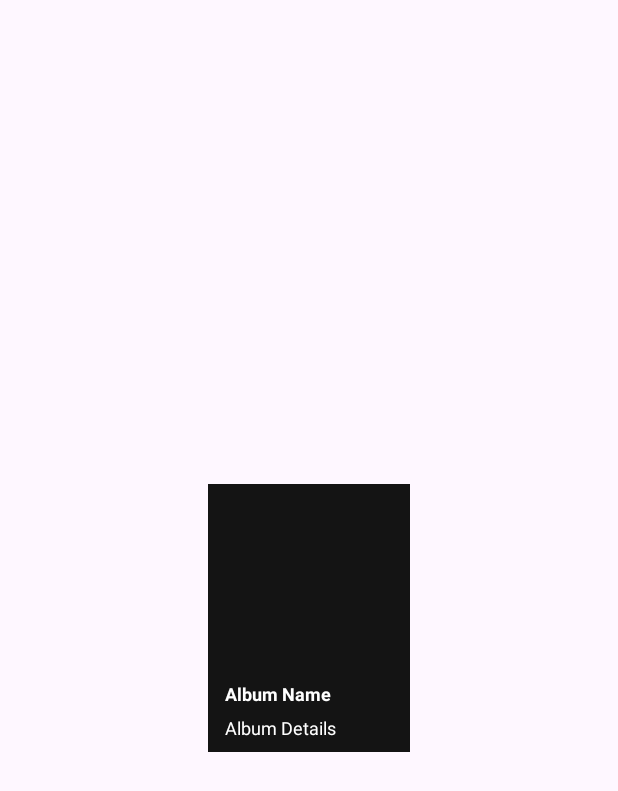
After one commit to qthang02/spotify-clone, an Android app: the layout album_rv_item.xml on its own in the app's theme, with its tools: preview values and no code run, on a phone screen of 412 x 824 dp. The commit adds this screen. Shown: the top 791 px of the screen. Run offline under Robolectric (Android 15) with nearby library versions, the phone set to English and light mode, and no system bars; network calls fail.

Commit message:
add album_rv_item layout

```diff
--- /dev/null
+++ b/app/src/main/res/layout/album_rv_item.xml
@@ -0,0 +1,49 @@
+<?xml version="1.0" encoding="utf-8"?>
+<RelativeLayout
+    xmlns:android="http://schemas.android.com/apk/res/android"
+    android:layout_width="wrap_content"
+    android:layout_height="wrap_content"
+    android:layout_centerInParent="true"
+    android:layout_gravity="center"
+    android:layout_margin="4dp"
+    android:background="@color/back_color"
+    android:padding="4dp">
+
+    <!--image view for displaying album image-->
+    <ImageView
+        android:id="@+id/idIVAlbum"
+        android:layout_width="120dp"
+        android:layout_height="120dp" />
+
+    <!-- text view for displaying album name -->
+    <TextView
+        android:id="@+id/idTVAlbumName"
+        android:layout_width="120dp"
+        android:layout_height="wrap_content"
+        android:layout_below="@id/idIVAlbum"
+        android:layout_margin="3dp"
+        android:lines="1"
+        android:maxLines="1"
+        android:padding="4dp"
+        android:text="Album Name"
+        android:textColor="@color/white"
+        android:textSize="12sp"
+        android:textStyle="bold" />
+
+    <!-- text view for displaying album artist-->
+    <TextView
+        android:id="@+id/idTVALbumDetails"
+        android:layout_width="120dp"
+        android:layout_height="wrap_content"
+        android:layout_below="@id/idTVAlbumName"
+        android:layout_marginStart="3dp"
+        android:layout_marginTop="-5dp"
+        android:layout_marginEnd="3dp"
+        android:lines="1"
+        android:maxLines="1"
+        android:padding="4dp"
+        android:text="Album Details"
+        android:textColor="@color/white"
+        android:textSize="12sp" />
+
+</RelativeLayout>
```
Also changed, not shown: app/src/main/res/layout/activity_main.xml (+132 -9 lines).
